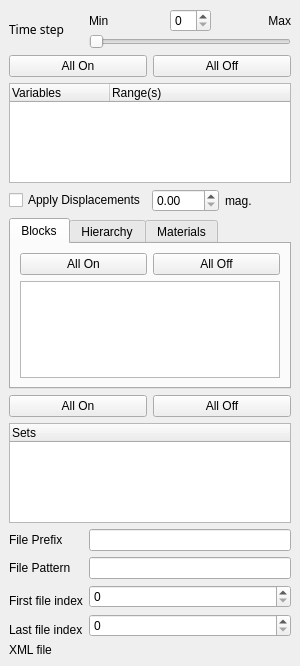
Above: Qt/Components/Resources/UI/pqExodusPanel.ui from wildmichael/ParaView3-enhancements-old before the change. Below: the same form after it.
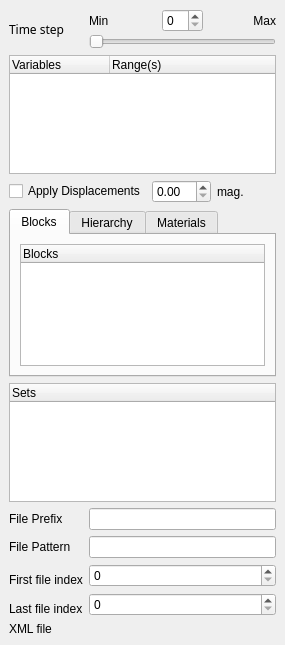
That is the form after the change. Custom widgets are drawn as their Qt base class.

Commit message: ENH:  Add check box in header of tree widgets.       Remove all off/all on buttons in exodus panel.

```diff
--- a/Qt/Components/Resources/UI/pqExodusPanel.ui
+++ b/Qt/Components/Resources/UI/pqExodusPanel.ui
@@ -8,8 +8,8 @@
    <rect>
     <x>0</x>
     <y>0</y>
-    <width>300</width>
-    <height>666</height>
+    <width>285</width>
+    <height>645</height>
    </rect>
   </property>
   <property name="sizePolicy" >
@@ -30,198 +30,63 @@
    <property name="spacing" >
     <number>6</number>
    </property>
-   <item row="7" column="0" >
-    <widget class="QLabel" name="label_7" >
-     <property name="sizePolicy" >
-      <sizepolicy>
-       <hsizetype>5</hsizetype>
-       <vsizetype>5</vsizetype>
-       <horstretch>0</horstretch>
-       <verstretch>0</verstretch>
-      </sizepolicy>
-     </property>
-     <property name="text" >
-      <string>File Prefix</string>
-     </property>
-     <property name="wordWrap" >
-      <bool>true</bool>
-     </property>
-    </widget>
-   </item>
-   <item row="4" column="0" colspan="2" >
-    <widget class="QTabWidget" name="DisplayType" >
-     <property name="currentIndex" >
+   <item row="2" column="0" colspan="2" >
+    <layout class="QHBoxLayout" >
+     <property name="margin" >
       <number>0</number>
      </property>
-     <widget class="QWidget" name="tab_3" >
-      <attribute name="title" >
-       <string>Blocks</string>
-      </attribute>
-      <layout class="QGridLayout" >
-       <property name="margin" >
-        <number>9</number>
+     <property name="spacing" >
+      <number>6</number>
+     </property>
+     <item>
+      <widget class="QCheckBox" name="ApplyDisplacements" >
+       <property name="layoutDirection" >
+        <enum>Qt::LeftToRight</enum>
        </property>
-       <property name="spacing" >
-        <number>6</number>
+       <property name="text" >
+        <string>Apply Displacements</string>
        </property>
-       <item row="1" column="0" >
-        <widget class="QListWidget" name="BlockArrayStatus" >
-         <property name="minimumSize" >
-          <size>
-           <width>0</width>
-           <height>5</height>
-          </size>
-         </property>
-        </widget>
-       </item>
-       <item row="0" column="0" >
-        <layout class="QHBoxLayout" >
-         <property name="margin" >
-          <number>0</number>
-         </property>
-         <property name="spacing" >
-          <number>6</number>
-         </property>
-         <item>
-          <widget class="QPushButton" name="BlocksAllOn" >
-           <property name="text" >
-            <string>All On</string>
-           </property>
-          </widget>
-         </item>
-         <item>
-          <widget class="QPushButton" name="BlocksAllOff" >
-           <property name="text" >
-            <string>All Off</string>
-           </property>
-          </widget>
-         </item>
-        </layout>
-       </item>
-      </layout>
-     </widget>
-     <widget class="QWidget" name="tab" >
-      <attribute name="title" >
-       <string>Hierarchy</string>
-      </attribute>
-      <layout class="QGridLayout" >
-       <property name="margin" >
-        <number>9</number>
+      </widget>
+     </item>
+     <item>
+      <widget class="QDoubleSpinBox" name="DisplacementMagnitude" />
+     </item>
+     <item>
+      <widget class="QLabel" name="label_5" >
+       <property name="text" >
+        <string>mag.</string>
        </property>
-       <property name="spacing" >
-        <number>6</number>
-       </property>
-       <item row="0" column="0" >
-        <layout class="QHBoxLayout" >
-         <property name="margin" >
-          <number>0</number>
-         </property>
-         <property name="spacing" >
-          <number>6</number>
-         </property>
-         <item>
-          <widget class="QPushButton" name="HierarchyAllOn" >
-           <property name="text" >
-            <string>All On</string>
-           </property>
-          </widget>
-         </item>
-         <item>
-          <widget class="QPushButton" name="HierarchyAllOff" >
-           <property name="text" >
-            <string>All Off</string>
-           </property>
-          </widget>
-         </item>
-        </layout>
-       </item>
-       <item row="1" column="0" >
-        <widget class="QListWidget" name="HierarchyArrayStatus" />
-       </item>
-      </layout>
-     </widget>
-     <widget class="QWidget" name="tab_2" >
-      <attribute name="title" >
-       <string>Materials</string>
-      </attribute>
-      <layout class="QGridLayout" >
-       <property name="margin" >
-        <number>9</number>
-       </property>
-       <property name="spacing" >
-        <number>6</number>
-       </property>
-       <item row="0" column="0" >
-        <layout class="QHBoxLayout" >
-         <property name="margin" >
-          <number>0</number>
-         </property>
-         <property name="spacing" >
-          <number>6</number>
-         </property>
-         <item>
-          <widget class="QPushButton" name="MaterialsAllOn" >
-           <property name="text" >
-            <string>All On</string>
-           </property>
-          </widget>
-         </item>
-         <item>
-          <widget class="QPushButton" name="MaterialsAllOff" >
-           <property name="text" >
-            <string>All Off</string>
-           </property>
-          </widget>
-         </item>
-        </layout>
-       </item>
-       <item row="1" column="0" >
-        <widget class="QListWidget" name="MaterialArrayStatus" />
-       </item>
-      </layout>
-     </widget>
-    </widget>
+      </widget>
+     </item>
+    </layout>
    </item>
-   <item row="12" column="1" >
-    <widget class="pqFileChooserWidget" name="XMLFileName" >
-     <property name="sizePolicy" >
-      <sizepolicy>
-       <hsizetype>7</hsizetype>
-       <vsizetype>0</vsizetype>
-       <horstretch>0</horstretch>
-       <verstretch>0</verstretch>
-      </sizepolicy>
+   <item row="1" column="0" colspan="2" >
+    <widget class="pqSelectionTreeWidget" name="Variables" >
+     <property name="minimumSize" >
+      <size>
+       <width>0</width>
+       <height>100</height>
+      </size>
      </property>
-    </widget>
-   </item>
-   <item row="7" column="1" >
-    <widget class="QLineEdit" name="FilePrefix" >
-     <property name="sizePolicy" >
-      <sizepolicy>
-       <hsizetype>7</hsizetype>
-       <vsizetype>0</vsizetype>
-       <horstretch>0</horstretch>
-       <verstretch>0</verstretch>
-      </sizepolicy>
+     <property name="rootIsDecorated" >
+      <bool>false</bool>
      </property>
+     <column>
+      <property name="text" >
+       <string>Variables</string>
+      </property>
+     </column>
+     <column>
+      <property name="text" >
+       <string>Range(s)</string>
+      </property>
+     </column>
     </widget>
    </item>
-   <item rowspan="2" row="10" column="1" >
-    <widget class="QSpinBox" name="FileRange_1" >
+   <item row="6" column="0" >
+    <widget class="QLabel" name="label_6" >
      <property name="sizePolicy" >
       <sizepolicy>
-       <hsizetype>7</hsizetype>
-       <vsizetype>0</vsizetype>
-       <horstretch>0</horstretch>
-       <verstretch>0</verstretch>
-      </sizepolicy>
-     </property>
-    </widget>
-   </item>
-   <item row="12" column="0" >
-    <widget class="QLabel" name="label_4" >
-     <property name="sizePolicy" >
-      <sizepolicy>
        <hsizetype>5</hsizetype>
        <vsizetype>5</vsizetype>
        <horstretch>0</horstretch>
@@ -229,15 +94,15 @@
       </sizepolicy>
      </property>
      <property name="text" >
-      <string>XML file</string>
+      <string>File Pattern</string>
      </property>
      <property name="wordWrap" >
       <bool>true</bool>
      </property>
     </widget>
    </item>
-   <item row="9" column="1" >
-    <widget class="QSpinBox" name="FileRange_0" >
+   <item row="6" column="1" >
+    <widget class="QLineEdit" name="FilePattern" >
      <property name="sizePolicy" >
       <sizepolicy>
        <hsizetype>7</hsizetype>
@@ -248,71 +113,6 @@
      </property>
     </widget>
    </item>
-   <item rowspan="2" row="9" column="0" >
-    <widget class="QLabel" name="label_3" >
-     <property name="sizePolicy" >
-      <sizepolicy>
-       <hsizetype>5</hsizetype>
-       <vsizetype>5</vsizetype>
-       <horstretch>0</horstretch>
-       <verstretch>0</verstretch>
-      </sizepolicy>
-     </property>
-     <property name="text" >
-      <string>First file index</string>
-     </property>
-     <property name="wordWrap" >
-      <bool>true</bool>
-     </property>
-    </widget>
-   </item>
-   <item row="11" column="0" >
-    <widget class="QLabel" name="label" >
-     <property name="sizePolicy" >
-      <sizepolicy>
-       <hsizetype>5</hsizetype>
-       <vsizetype>5</vsizetype>
-       <horstretch>0</horstretch>
-       <verstretch>0</verstretch>
-      </sizepolicy>
-     </property>
-     <property name="text" >
-      <string>Last file index</string>
-     </property>
-     <property name="wordWrap" >
-      <bool>true</bool>
-     </property>
-    </widget>
-   </item>
-   <item row="0" column="0" >
-    <widget class="QLabel" name="label_2" >
-     <property name="sizePolicy" >
-      <sizepolicy>
-       <hsizetype>5</hsizetype>
-       <vsizetype>5</vsizetype>
-       <horstretch>0</horstretch>
-       <verstretch>0</verstretch>
-      </sizepolicy>
-     </property>
-     <property name="font" >
-      <font>
-       <family>Sans Serif</family>
-       <pointsize>9</pointsize>
-       <weight>50</weight>
-       <italic>false</italic>
-       <bold>false</bold>
-       <underline>false</underline>
-       <strikeout>false</strikeout>
-      </font>
-     </property>
-     <property name="text" >
-      <string>Time step</string>
-     </property>
-     <property name="wordWrap" >
-      <bool>true</bool>
-     </property>
-    </widget>
-   </item>
    <item row="0" column="1" >
     <layout class="QGridLayout" >
      <property name="margin" >
@@ -366,115 +166,239 @@
      </item>
     </layout>
    </item>
+   <item row="0" column="0" >
+    <widget class="QLabel" name="label_2" >
+     <property name="sizePolicy" >
+      <sizepolicy>
+       <hsizetype>5</hsizetype>
+       <vsizetype>5</vsizetype>
+       <horstretch>0</horstretch>
+       <verstretch>0</verstretch>
+      </sizepolicy>
+     </property>
+     <property name="font" >
+      <font>
+       <family>Sans Serif</family>
+       <pointsize>9</pointsize>
+       <weight>50</weight>
+       <italic>false</italic>
+       <bold>false</bold>
+       <underline>false</underline>
+       <strikeout>false</strikeout>
+      </font>
+     </property>
+     <property name="text" >
+      <string>Time step</string>
+     </property>
+     <property name="wordWrap" >
+      <bool>true</bool>
+     </property>
+    </widget>
+   </item>
+   <item row="9" column="0" >
+    <widget class="QLabel" name="label" >
+     <property name="sizePolicy" >
+      <sizepolicy>
+       <hsizetype>5</hsizetype>
+       <vsizetype>5</vsizetype>
+       <horstretch>0</horstretch>
+       <verstretch>0</verstretch>
+      </sizepolicy>
+     </property>
+     <property name="text" >
+      <string>Last file index</string>
+     </property>
+     <property name="wordWrap" >
+      <bool>true</bool>
+     </property>
+    </widget>
+   </item>
+   <item rowspan="2" row="7" column="0" >
+    <widget class="QLabel" name="label_3" >
+     <property name="sizePolicy" >
+      <sizepolicy>
+       <hsizetype>5</hsizetype>
+       <vsizetype>5</vsizetype>
+       <horstretch>0</horstretch>
+       <verstretch>0</verstretch>
+      </sizepolicy>
+     </property>
+     <property name="text" >
+      <string>First file index</string>
+     </property>
+     <property name="wordWrap" >
+      <bool>true</bool>
+     </property>
+    </widget>
+   </item>
+   <item row="7" column="1" >
+    <widget class="QSpinBox" name="FileRange_0" >
+     <property name="sizePolicy" >
+      <sizepolicy>
+       <hsizetype>7</hsizetype>
+       <vsizetype>0</vsizetype>
+       <horstretch>0</horstretch>
+       <verstretch>0</verstretch>
+      </sizepolicy>
+     </property>
+    </widget>
+   </item>
+   <item row="10" column="0" >
+    <widget class="QLabel" name="label_4" >
+     <property name="sizePolicy" >
+      <sizepolicy>
+       <hsizetype>5</hsizetype>
+       <vsizetype>5</vsizetype>
+       <horstretch>0</horstretch>
+       <verstretch>0</verstretch>
+      </sizepolicy>
+     </property>
+     <property name="text" >
+      <string>XML file</string>
+     </property>
+     <property name="wordWrap" >
+      <bool>true</bool>
+     </property>
+    </widget>
+   </item>
+   <item rowspan="2" row="8" column="1" >
+    <widget class="QSpinBox" name="FileRange_1" >
+     <property name="sizePolicy" >
+      <sizepolicy>
+       <hsizetype>7</hsizetype>
+       <vsizetype>0</vsizetype>
+       <horstretch>0</horstretch>
+       <verstretch>0</verstretch>
+      </sizepolicy>
+     </property>
+    </widget>
+   </item>
+   <item row="5" column="1" >
+    <widget class="QLineEdit" name="FilePrefix" >
+     <property name="sizePolicy" >
+      <sizepolicy>
+       <hsizetype>7</hsizetype>
+       <vsizetype>0</vsizetype>
+       <horstretch>0</horstretch>
+       <verstretch>0</verstretch>
+      </sizepolicy>
+     </property>
+    </widget>
+   </item>
+   <item row="10" column="1" >
+    <widget class="pqFileChooserWidget" native="1" name="XMLFileName" >
+     <property name="sizePolicy" >
+      <sizepolicy>
+       <hsizetype>7</hsizetype>
+       <vsizetype>0</vsizetype>
+       <horstretch>0</horstretch>
+       <verstretch>0</verstretch>
+      </sizepolicy>
+     </property>
+    </widget>
+   </item>
+   <item row="5" column="0" >
+    <widget class="QLabel" name="label_7" >
+     <property name="sizePolicy" >
+      <sizepolicy>
+       <hsizetype>5</hsizetype>
+       <vsizetype>5</vsizetype>
+       <horstretch>0</horstretch>
+       <verstretch>0</verstretch>
+      </sizepolicy>
+     </property>
+     <property name="text" >
+      <string>File Prefix</string>
+     </property>
+     <property name="wordWrap" >
+      <bool>true</bool>
+     </property>
+    </widget>
+   </item>
    <item row="3" column="0" colspan="2" >
-    <layout class="QHBoxLayout" >
-     <property name="margin" >
+    <widget class="QTabWidget" name="DisplayType" >
+     <property name="currentIndex" >
       <number>0</number>
      </property>
-     <property name="spacing" >
-      <number>6</number>
-     </property>
-     <item>
-      <widget class="QCheckBox" name="ApplyDisplacements" >
-       <property name="layoutDirection" >
-        <enum>Qt::LeftToRight</enum>
+     <widget class="QWidget" name="tab_3" >
+      <attribute name="title" >
+       <string>Blocks</string>
+      </attribute>
+      <layout class="QGridLayout" >
+       <property name="margin" >
+        <number>9</number>
        </property>
-       <property name="text" >
-        <string>Apply Displacements</string>
+       <property name="spacing" >
+        <number>6</number>
        </property>
-      </widget>
-     </item>
-     <item>
-      <widget class="QDoubleSpinBox" name="DisplacementMagnitude" />
-     </item>
-     <item>
-      <widget class="QLabel" name="label_5" >
-       <property name="text" >
-        <string>mag.</string>
+       <item row="0" column="0" >
+        <widget class="pqSelectionTreeWidget" name="BlockArrayStatus" >
+         <property name="rootIsDecorated" >
+          <bool>false</bool>
+         </property>
+         <column>
+          <property name="text" >
+           <string>Blocks</string>
+          </property>
+         </column>
+        </widget>
+       </item>
+      </layout>
+     </widget>
+     <widget class="QWidget" name="tab" >
+      <attribute name="title" >
+       <string>Hierarchy</string>
+      </attribute>
+      <layout class="QGridLayout" >
+       <property name="margin" >
+        <number>9</number>
        </property>
-      </widget>
-     </item>
-    </layout>
-   </item>
-   <item row="2" column="0" colspan="2" >
-    <widget class="QTreeWidget" name="Variables" >
-     <property name="minimumSize" >
-      <size>
-       <width>0</width>
-       <height>100</height>
-      </size>
-     </property>
-     <property name="rootIsDecorated" >
-      <bool>false</bool>
-     </property>
-     <column>
-      <property name="text" >
-       <string>Variables</string>
-      </property>
-     </column>
-     <column>
-      <property name="text" >
-       <string>Range(s)</string>
-      </property>
-     </column>
-    </widget>
-   </item>
-   <item row="8" column="1" >
-    <widget class="QLineEdit" name="FilePattern" >
-     <property name="sizePolicy" >
-      <sizepolicy>
-       <hsizetype>7</hsizetype>
-       <vsizetype>0</vsizetype>
-       <horstretch>0</horstretch>
-       <verstretch>0</verstretch>
-      </sizepolicy>
-     </property>
-    </widget>
-   </item>
-   <item row="8" column="0" >
-    <widget class="QLabel" name="label_6" >
-     <property name="sizePolicy" >
-      <sizepolicy>
-       <hsizetype>5</hsizetype>
-       <vsizetype>5</vsizetype>
-       <horstretch>0</horstretch>
-       <verstretch>0</verstretch>
-      </sizepolicy>
-     </property>
-     <property name="text" >
-      <string>File Pattern</string>
-     </property>
-     <property name="wordWrap" >
-      <bool>true</bool>
-     </property>
-    </widget>
-   </item>
-   <item row="1" column="0" colspan="2" >
-    <layout class="QHBoxLayout" >
-     <property name="margin" >
-      <number>0</number>
-     </property>
-     <property name="spacing" >
-      <number>6</number>
-     </property>
-     <item>
-      <widget class="QPushButton" name="VariablesAllOn" >
-       <property name="text" >
-        <string>All On</string>
+       <property name="spacing" >
+        <number>6</number>
        </property>
-      </widget>
-     </item>
-     <item>
-      <widget class="QPushButton" name="VariablesAllOff" >
-       <property name="text" >
-        <string>All Off</string>
+       <item row="0" column="0" >
+        <widget class="pqSelectionTreeWidget" name="HierarchyArrayStatus" >
+         <property name="rootIsDecorated" >
+          <bool>false</bool>
+         </property>
+         <column>
+          <property name="text" >
+           <string>Hierarchy</string>
+          </property>
+         </column>
+        </widget>
+       </item>
+      </layout>
+     </widget>
+     <widget class="QWidget" name="tab_2" >
+      <attribute name="title" >
+       <string>Materials</string>
+      </attribute>
+      <layout class="QGridLayout" >
+       <property name="margin" >
+        <number>9</number>
        </property>
-      </widget>
-     </item>
-    </layout>
+       <property name="spacing" >
+        <number>6</number>
+       </property>
+       <item row="0" column="0" >
+        <widget class="pqSelectionTreeWidget" name="MaterialArrayStatus" >
+         <property name="rootIsDecorated" >
+          <bool>false</bool>
+         </property>
+         <column>
+          <property name="text" >
+           <string>Materials</string>
+          </property>
+         </column>
+        </widget>
+       </item>
+      </layout>
+     </widget>
+    </widget>
    </item>
-   <item row="6" column="0" colspan="2" >
-    <widget class="QTreeWidget" name="Sets" >
+   <item row="4" column="0" colspan="2" >
+    <widget class="pqSelectionTreeWidget" name="Sets" >
      <property name="minimumSize" >
       <size>
        <width>0</width>
@@ -491,30 +415,6 @@
      </column>
     </widget>
    </item>
-   <item row="5" column="0" colspan="2" >
-    <layout class="QHBoxLayout" >
-     <property name="margin" >
-      <number>0</number>
-     </property>
-     <property name="spacing" >
-      <number>6</number>
-     </property>
-     <item>
-      <widget class="QPushButton" name="SetsAllOn" >
-       <property name="text" >
-        <string>All On</string>
-       </property>
-      </widget>
-     </item>
-     <item>
-      <widget class="QPushButton" name="SetsAllOff" >
-       <property name="text" >
-        <string>All Off</string>
-       </property>
-      </widget>
-     </item>
-    </layout>
-   </item>
   </layout>
  </widget>
  <pixmapfunction></pixmapfunction>
@@ -523,8 +423,11 @@
    <class>pqFileChooserWidget</class>
    <extends>QWidget</extends>
    <header>pqFileChooserWidget.h</header>
-   <container>0</container>
-   <pixmap></pixmap>
+  </customwidget>
+  <customwidget>
+   <class>pqSelectionTreeWidget</class>
+   <extends>QTreeWidget</extends>
+   <header>pqSelectionTreeWidget.h</header>
   </customwidget>
  </customwidgets>
  <resources/>
```
Left out of the diff: 4 changed lines with no effect on the pictures. The commit also changes 6 other files.
